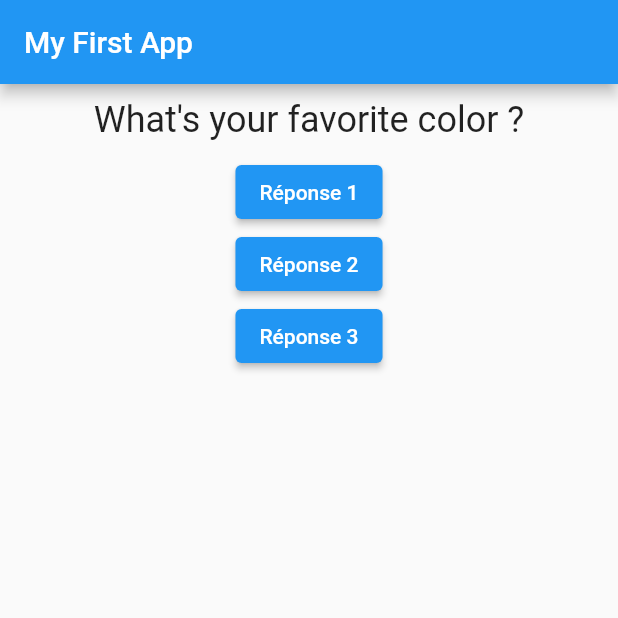
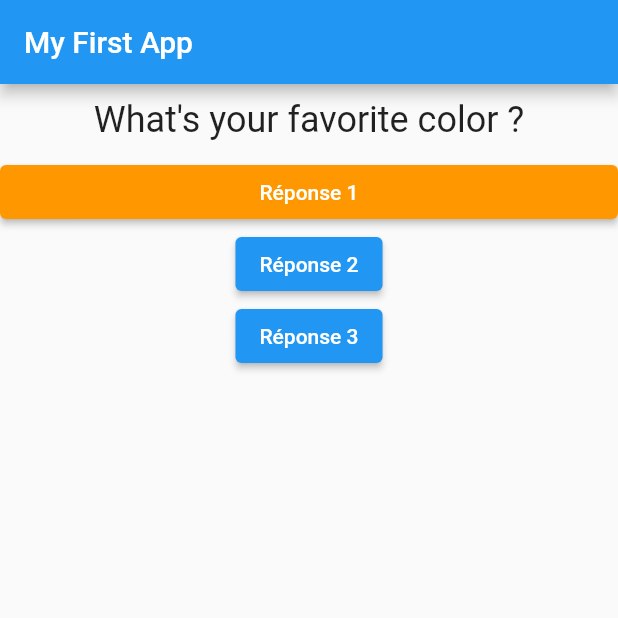
Before and after one commit to kevincalmo/Flutter-Complete-Guide, a Flutter app: the screen it shows after launch, on a phone screen of 412 x 824 dp, the top half of it. Run offline on Flutter 3.47's test engine with Material 2 defaults, Android fonts, the phone set to English and light mode, and no system bars.

Commit message:
Ajout d'un widget answer

```diff
--- /dev/null
+++ b/lib/answer.dart
@@ -0,0 +1,21 @@
+import 'package:flutter/material.dart';
+
+class Answer extends StatelessWidget {
+  final String answerText;
+  final VoidCallback answerFunction;
+
+  Answer({this.answerText, this.answerFunction});
+
+  @override
+  Widget build(BuildContext context) {
+    return Container(
+      width: double.infinity,
+      child: ElevatedButton(
+        style: ButtonStyle(
+            backgroundColor: MaterialStateProperty.all(Colors.orange)),
+        child: Text(answerText),
+        onPressed: answerFunction,
+      ),
+    );
+  }
+}
--- a/lib/main.dart
+++ b/lib/main.dart
@@ -1,5 +1,6 @@
 import 'package:flutter/material.dart';
-import 'package:flutter_complete_guide/question.dart';
+import './answer.dart';
+import './question.dart';
 
 // main() {
 //   runApp(MyApp());
@@ -44,9 +45,9 @@ class _MyAppState extends State<MyApp> {
             Question(
               questionText: questions[_questionIndex],
             ),
-            ElevatedButton(
-              child: Text('Réponse 1'),
-              onPressed: answerQuestion,
+            Answer(
+              answerText: 'Réponse 1',
+              answerFunction: answerQuestion,
             ),
             ElevatedButton(
               child: Text('Réponse 2'),
```
